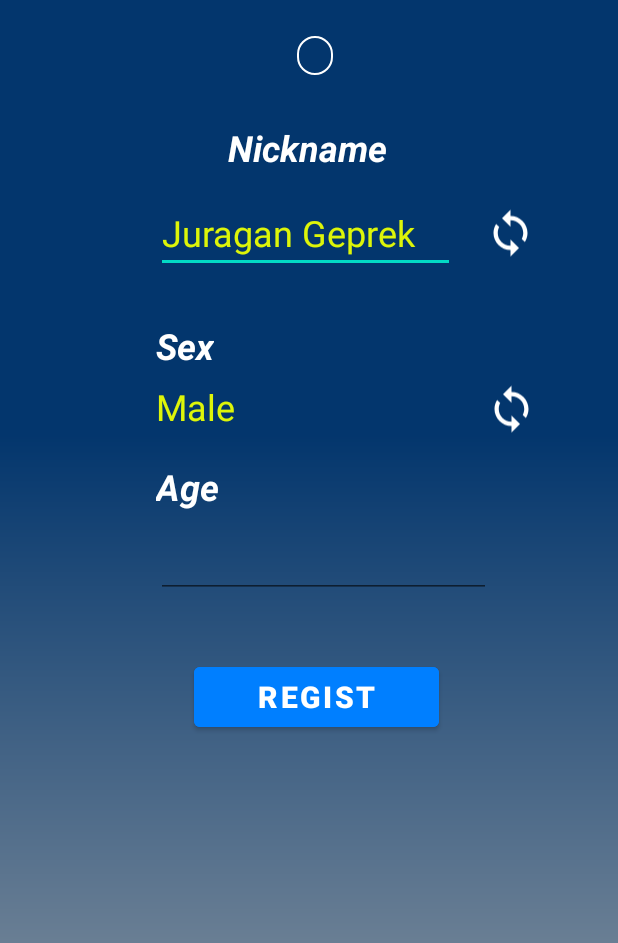
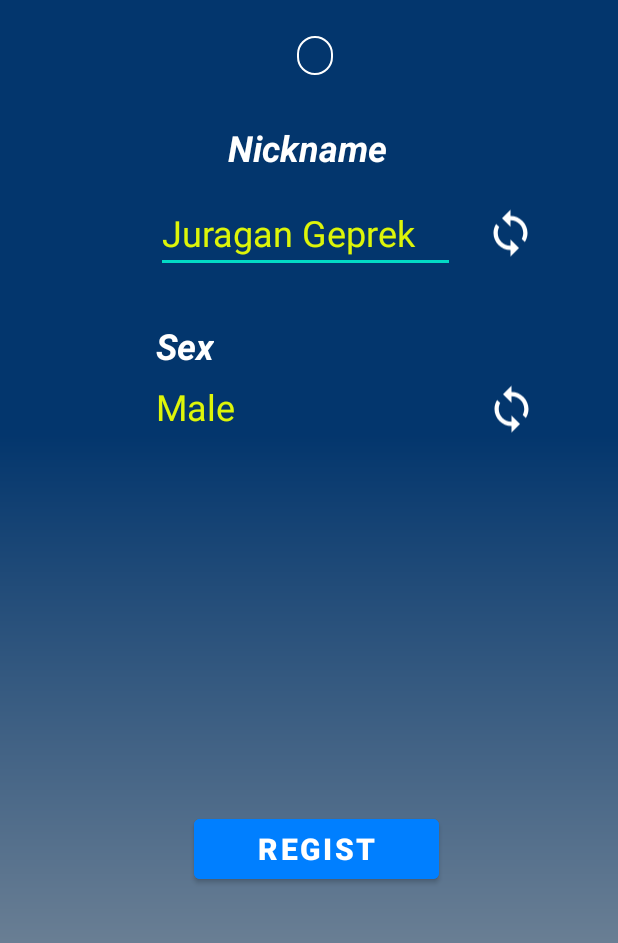
Before and after one commit to DricZ/FALL, an Android app: the Registration2 screen opened directly, with no data from a screen before it, on a phone screen of 412 x 824 dp, the part 225-1168 px from its top. Run offline under Robolectric (Android 15) with nearby library versions, the phone set to English and light mode, and no system bars; our stand-ins replace Firebase (no records; nobody signed in at launch, a user with empty details on screens opened directly).

```diff
--- a/app/src/main/java/com/example/fall/Registration.kt
+++ b/app/src/main/java/com/example/fall/Registration.kt
@@ -29,6 +29,9 @@ class Registration : AppCompatActivity() {
 
                 if (regUser.text.toString() != "" || regPass.text.toString() != "") {
                     val regist2Intent = Intent(this@Registration, Registration2::class.java)
+                    regist2Intent.putExtra("age", regAge.text.toString())
+                    regist2Intent.putExtra("user", regUser.text.toString())
+                    regist2Intent.putExtra("pass", regPass.text.toString())
                     startActivity(regist2Intent)
                 } else {
                     Log.d("FAILED", "gagal next")
--- a/app/src/main/java/com/example/fall/Registration2.kt
+++ b/app/src/main/java/com/example/fall/Registration2.kt
@@ -1,23 +1,33 @@
 package com.example.fall
 
+import android.content.Intent
 import androidx.appcompat.app.AppCompatActivity
 import android.os.Bundle
-import android.widget.Button
-import android.widget.EditText
-import android.widget.ImageView
-import android.widget.TextView
+import android.util.Log
+import android.widget.*
+import com.google.firebase.firestore.FieldValue
+import com.google.firebase.firestore.FirebaseFirestore
 
 class Registration2 : AppCompatActivity() {
+    lateinit var db: FirebaseFirestore
 
     override fun onCreate(savedInstanceState: Bundle?) {
         super.onCreate(savedInstanceState)
         setContentView(R.layout.activity_registration2)
+
+        // DB INIT
+        db = FirebaseFirestore.getInstance()
+
         val imgShuffle = findViewById<ImageView>(R.id.imageView3)
         val imgShuffleSex = findViewById<ImageView>(R.id.imageView4)
         val regNickname = findViewById<EditText>(R.id.regNickname)
         val regSex = findViewById<TextView>(R.id.regSex)
-        val regAge2 = findViewById<EditText>(R.id.regAge2)
         val buttonRegister = findViewById<Button>(R.id.buttonRegist)
+
+//      INIT AGE DI REG 2
+        val getUser = intent.getStringExtra("user")
+        val getPass = intent.getStringExtra("pass")
+        val getAge = intent.getStringExtra("age")
 
         imgShuffle.setOnClickListener {
             randomNickName()
@@ -36,10 +46,20 @@ class Registration2 : AppCompatActivity() {
                     break
                 }
             }
-
-
         }
 
+        buttonRegister.setOnClickListener {
+            TambahData(regNickname.text.toString(), getUser.toString(), getPass.toString(), getAge.toString().toInt(), regSex.text.toString())
+
+            Toast.makeText(
+                this@Registration2,
+                "Register Success!",
+                Toast.LENGTH_SHORT
+            ).show()
+
+            val eIntent = Intent(this@Registration2, Login::class.java)
+            startActivity(eIntent)
+        }
     }
 
     fun randomNickName(): String {
@@ -55,4 +75,22 @@ class Registration2 : AppCompatActivity() {
         val randomElement = sex.asSequence().shuffled().find { true }
         return randomElement.toString()
     }
+
+    private fun TambahData(nickname: String, username: String, password: String, age: Int, sex: String) {
+        val user = hashMapOf(
+            "nickname" to nickname,
+            "username" to username,
+            "password" to password,
+            "age" to age,
+            "sex" to sex
+        )
+
+        db.collection("account").add(user)
+            .addOnSuccessListener { documentReference ->
+                Log.d("CEK REGISTER", "DocumentSnapshot added with ID: ${documentReference.id}")
+            }
+            .addOnFailureListener { e ->
+                Log.w("CEK REGISTER", "Error adding document", e)
+            }
+    }
 }
--- a/app/src/main/res/layout/activity_registration2.xml
+++ b/app/src/main/res/layout/activity_registration2.xml
@@ -107,36 +107,11 @@
             app:layout_constraintStart_toStartOf="@+id/textViewSex"
             app:layout_constraintTop_toBottomOf="@+id/textViewSex" />
 
-        <TextView
-            android:id="@+id/textViewAge"
-            android:layout_width="wrap_content"
-            android:layout_height="wrap_content"
-            android:layout_marginTop="16dp"
-            android:text="Age"
-            android:textColor="@color/white"
-            android:textSize="24sp"
-            android:textStyle="bold|italic"
-            app:layout_constraintStart_toStartOf="@+id/regSex"
-            app:layout_constraintTop_toBottomOf="@+id/regSex" />
-
-        <EditText
-            android:id="@+id/regAge2"
-            android:layout_width="223dp"
-            android:layout_height="42dp"
-            android:layout_marginTop="16dp"
-            android:ems="10"
-            android:inputType="numberSigned"
-            android:textColor="@color/white"
-            android:textSize="24sp"
-            android:textStyle="bold|italic"
-            app:layout_constraintStart_toStartOf="@+id/textViewAge"
-            app:layout_constraintTop_toBottomOf="@+id/textViewAge" />
-
         <Button
             android:id="@+id/buttonRegist"
             android:layout_width="163dp"
             android:layout_height="52dp"
-            android:layout_marginTop="40dp"
+            android:layout_marginTop="248dp"
             android:backgroundTint="@color/button"
             android:text="Regist"
             android:textColor="@color/white"
@@ -145,7 +120,7 @@
             app:layout_constraintEnd_toEndOf="parent"
             app:layout_constraintHorizontal_bias="0.52"
             app:layout_constraintStart_toStartOf="parent"
-            app:layout_constraintTop_toBottomOf="@+id/regAge2" />
+            app:layout_constraintTop_toBottomOf="@+id/regSex" />
 
         <!--        <TextView-->
         <!--            android:id="@+id/txtSignUp"-->
```
Also changed, not shown: app/src/main/java/com/example/fall/Login.kt (+53 -2 lines).
